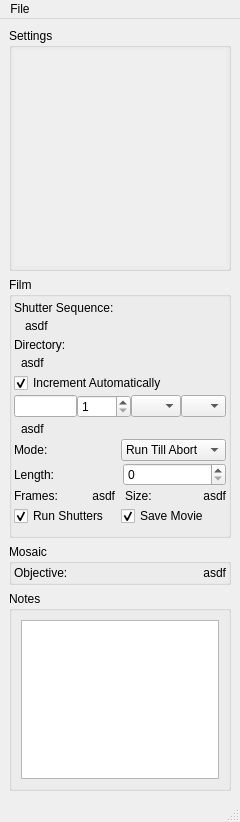
The window that hal4000/qtdesigner/hal4000-detached.ui (ZhuangLab/storm-control) describes before a commit, drawn with Qt 5.
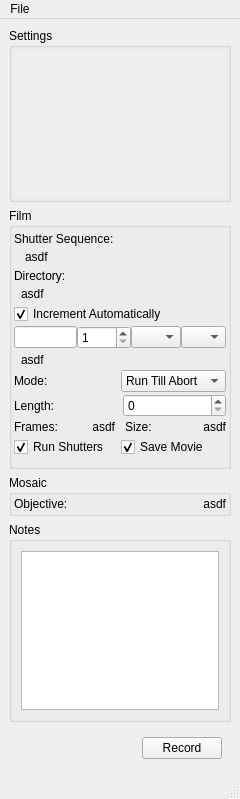
The same window after the commit. Icons and pictures are not drawn.

Commit message: Update detached camera UI's.

Diff of the .ui file:
```diff
--- a/hal4000/qtdesigner/hal4000-detached.ui
+++ b/hal4000/qtdesigner/hal4000-detached.ui
@@ -7,7 +7,7 @@
     <x>0</x>
     <y>0</y>
     <width>240</width>
-    <height>822</height>
+    <height>799</height>
    </rect>
   </property>
   <property name="sizePolicy">
@@ -99,7 +99,7 @@
             <x>0</x>
             <y>0</y>
             <width>210</width>
-            <height>170</height>
+            <height>95</height>
            </rect>
           </property>
          </widget>
@@ -504,6 +504,32 @@
       </layout>
      </widget>
     </item>
+    <item>
+     <widget class="QWidget" name="widget_4" native="true">
+      <layout class="QHBoxLayout" name="horizontalLayout_2">
+       <item>
+        <spacer name="horizontalSpacer">
+         <property name="orientation">
+          <enum>Qt::Horizontal</enum>
+         </property>
+         <property name="sizeHint" stdset="0">
+          <size>
+           <width>110</width>
+           <height>20</height>
+          </size>
+         </property>
+        </spacer>
+       </item>
+       <item>
+        <widget class="QPushButton" name="recordButton">
+         <property name="text">
+          <string>Record</string>
+         </property>
+        </widget>
+       </item>
+      </layout>
+     </widget>
+    </item>
    </layout>
   </widget>
   <widget class="QMenuBar" name="menubar">
```
The commit also changes 5 other files.
